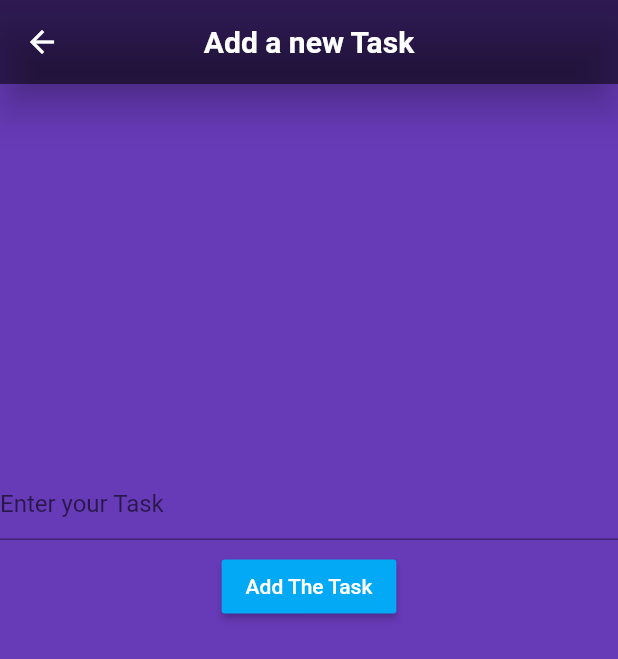
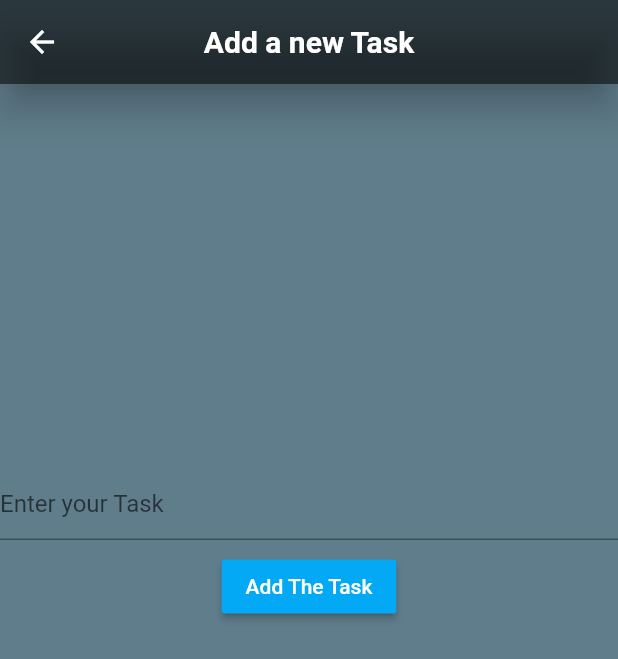
Before and after one commit to guptaprakhariitr/TimeTrackerApp, a Flutter app: the screen it shows after launch, after a tap on the "add" icon, on a phone screen of 412 x 824 dp. Shown: the top 659 px of the screen. Run offline on Flutter 3.47's test engine with Material 2 defaults, Android fonts, the phone set to English and light mode, and no system bars; our stand-ins replace shared_preferences.

Commit message:
pause play added

```diff
--- a/lib/NewTask.dart
+++ b/lib/NewTask.dart
@@ -16,11 +16,6 @@ class _NewTaskState extends State<NewTask> {
   Future<void> _SetCounter(String srt) async {
     final SharedPreferences prefs = await _prefs;
     //final int counter = (prefs.getInt(srt) ?? 0);
-    /*setState(() {
-      _counter = prefs.setInt(srt, counter).then((bool success) {
-        return counter;
-      });
-    });*/
     int counter=(prefs.getInt("counter") ?? -1)+1;
     prefs.setInt("counter", counter);
     var now = new DateTime.now();
@@ -91,10 +86,13 @@ class _NewTaskState extends State<NewTask> {
                     await _SetCounter(myController.text);
                     showDialog(context: context,builder: (context){
                       return AlertDialog(
-                        content: Text(prefs.get(prefs.get("counter").toString()) + "  +  Marked" ),
+                        content: Text(prefs.get(prefs.get("counter").toString()) + " Is Marked As New Task" ,
+
+                        ),
                       );
                     });
                     }
+                        myController.clear();
                           },
                           color: Colors.lightBlue,
                         ),
@@ -109,7 +107,7 @@ class _NewTaskState extends State<NewTask> {
             ),
           ), ],
       ),
-      backgroundColor: Colors.deepPurple,
+      backgroundColor: Colors.blueGrey,
     );
   }
 }
--- a/lib/listMain.dart
+++ b/lib/listMain.dart
@@ -56,16 +56,20 @@ class _listMainState extends State<listMain> {
                               mainAxisAlignment: MainAxisAlignment.start,
                               children: [
                                 IconButton(
-                                  icon: Icon(Icons.play_arrow),
-                                  iconSize: 15,
-                                  onPressed: (){
-
+                                  icon: snapshot.data.iconUsed,
+                                  iconSize: 25,
+                                  onPressed: ()async{
+                                  await listing.setdifference(index, snapshot.data.time);
+                                  _refresh();
                                   },
                                 ),
                                 SizedBox(height: 5,),
                                 //Task
                                 Text(
                                   snapshot.data.task,
+                                  style: TextStyle(
+                                    fontSize: 20,
+                                  ),
                                 )
                               ],
                             ),
@@ -85,8 +89,6 @@ class _listMainState extends State<listMain> {
         ;
       }
       )
-
-
 
      ,
                 floatingActionButton: FloatingActionButton(
@@ -129,8 +131,9 @@ class _listMainState extends State<listMain> {
 class CardItem  {
   String task,time;
    int count;
-  Icon iconUsed=new Icon(Icons.play_arrow);
-  CardItem(this.task,this.time,this.count);
+   int index;
+  Icon iconUsed;
+  CardItem(this.task,this.time,this.count,this.iconUsed,this.index);
 }
 class Listing {
   Future<SharedPreferences> _prefs = SharedPreferences.getInstance();
@@ -138,7 +141,6 @@ class Listing {
   {
     final SharedPreferences prefs = await _prefs;
    int count=await prefs.get("counter");
-   print(index.toString()+"  ****   "+ count.toString());
    if(count!=null){
    if(index<=count){
       var now =new DateTime.now();
@@ -150,17 +152,35 @@ class Listing {
           prefs.get(index.toString() + "hour"),
           prefs.get(index.toString() + "minute"),
           prefs.get(index.toString() + "second"));
-     String time = now.difference(then).toString().substring(0,7);
-     CardItem cardItem=new CardItem(task,time,count);
+     String time = prefs.get(index.toString() + "difference") ?? now.difference(then).toString().substring(0,7);
+      Icon iconUsed;
+      if(prefs.get(index.toString()+"difference")!=null){
+        iconUsed=new Icon(Icons.play_arrow);}
+      else{
+        iconUsed=new Icon(Icons.pause);
+        print("pause"+index.toString());
+      }
+     CardItem cardItem=new CardItem(task,time,count,iconUsed,index);
       return cardItem;}
    else {
-     CardItem cardItem=new CardItem(null,null,null);
+     CardItem cardItem=new CardItem(null,null,null,null,null);
      return cardItem;
    }
    }
    else {
-     CardItem cardItem=new CardItem(null,null,null);
+     CardItem cardItem=new CardItem(null,null,null,null,null);
      return cardItem;
    }
   }
+  void setdifference(int index,String time) async{
+
+    final SharedPreferences prefs = await _prefs;
+    if(prefs.get(index.toString()+"difference")==null){print("Set difference"+ index.toString()+time);
+    await prefs.setString(index.toString()+"difference", time);
+    print("get diff"+prefs.get(index.toString()+"difference"));
+    }
+    else{print("Set difference"+ "null");
+      prefs.setString(index.toString()+"difference", null);
+    }
+  }
 }
```
